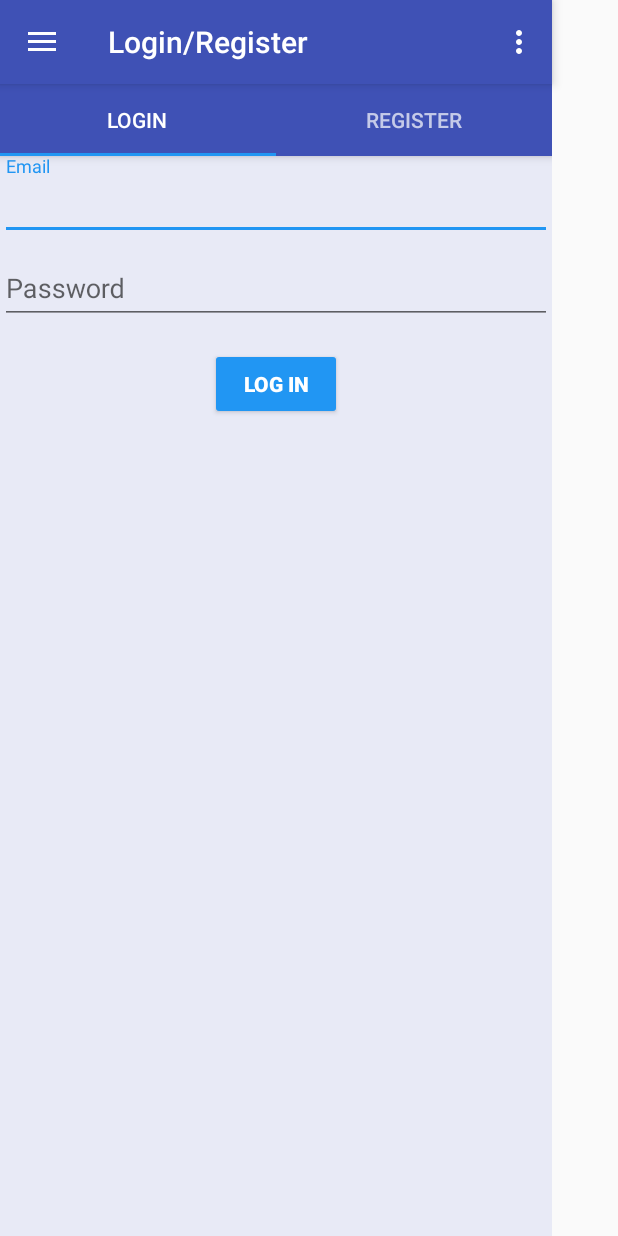
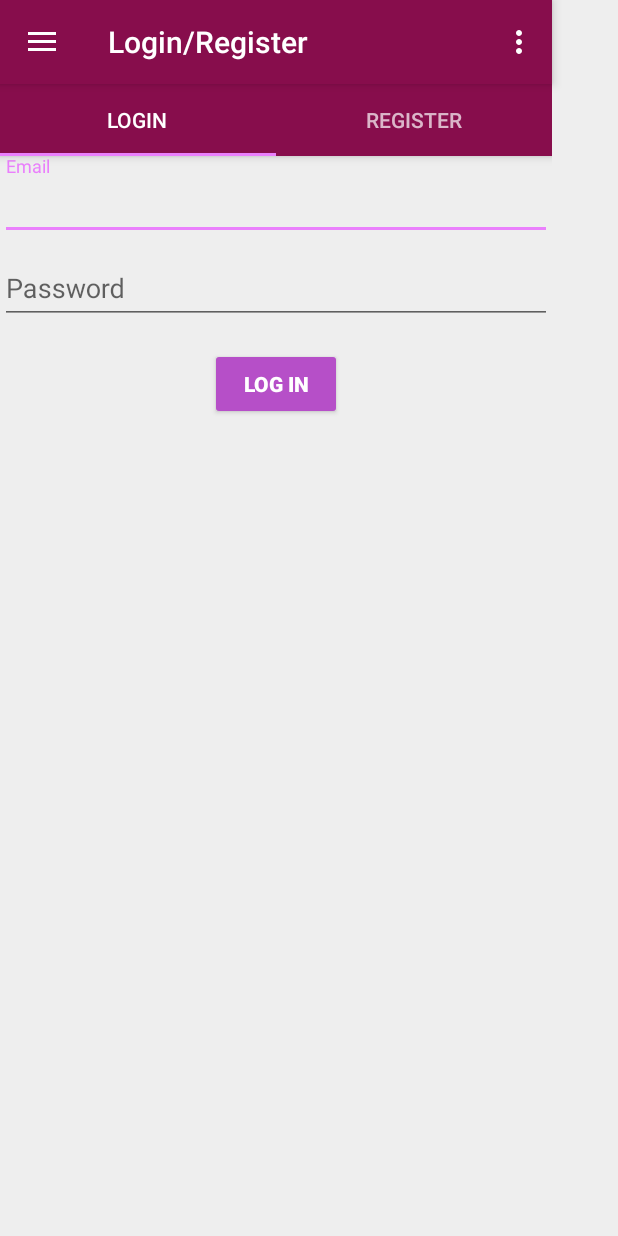
Before and after one commit to ThatStartupConcept/MyRoommate, an Android app: the fragment ListYourPlaceInfoFragment placed in its activity, after a tap on "LOGIN/REGISTER", on a phone screen of 412 x 824 dp. Run offline under Robolectric (Android 15) with nearby library versions, the phone set to English and light mode, and no system bars; 2 other taps on this screen came first.

Commit message:
Color palette changed and ListYourPlaceFragment spinners updated with material spinners

```diff
--- a/app/src/main/res/drawable/side_nav_bar.xml
+++ b/app/src/main/res/drawable/side_nav_bar.xml
@@ -4,6 +4,6 @@
         android:angle="135"
         android:centerColor="@color/colorPrimary"
         android:endColor="@color/colorPrimaryDark"
-        android:startColor="@color/colorAccent"
+        android:startColor="@color/colorPrimaryLight"
         android:type="linear" />
 </shape>
--- a/app/src/main/res/layout/fragment_list_your_place_info.xml
+++ b/app/src/main/res/layout/fragment_list_your_place_info.xml
@@ -36,8 +36,7 @@
         android:layout_width="wrap_content"
         android:layout_height="wrap_content"
         android:layout_gravity="center_horizontal"
-        style="@style/Widget.AppCompat.Button.Colored"
-        android:theme="@style/BlueButton"
+        android:theme="@style/CustomButton"
         android:padding="8dp"
         android:text="LIST YOUR PLACE NOW"
         android:layout_weight="0.04" />
@@ -60,7 +59,6 @@
         android:layout_height="wrap_content"
         android:layout_gravity="center_horizontal"
         android:layout_weight="0.03"
-        style="@style/Widget.AppCompat.Button.Colored"
-        android:theme="@style/BlueButton"
+        android:theme="@style/CustomButton"
         android:text="F.A.Q." />
 </LinearLayout>
--- a/app/src/main/res/layout/fragment_login.xml
+++ b/app/src/main/res/layout/fragment_login.xml
@@ -43,13 +43,13 @@
 
     <Button
         android:id="@+id/email_login_button"
-        style="@style/Widget.AppCompat.Button.Colored"
-        android:theme="@style/BlueButton"
         android:layout_width="wrap_content"
         android:layout_height="wrap_content"
         android:layout_gravity="center_horizontal"
         android:layout_marginTop="16dp"
+        android:enabled="true"
         android:text="@string/action_log_in"
-        android:textStyle="bold" />
+        android:textStyle="bold"
+        android:theme="@style/CustomButton" />
 
 </LinearLayout>
--- a/app/src/main/res/layout/fragment_register.xml
+++ b/app/src/main/res/layout/fragment_register.xml
@@ -75,8 +75,7 @@
 
     <Button
         android:id="@+id/email_register_button"
-        style="@style/Widget.AppCompat.Button.Colored"
-        android:theme="@style/BlueButton"
+        android:theme="@style/CustomButton"
         android:layout_width="wrap_content"
         android:layout_height="wrap_content"
         android:layout_gravity="center_horizontal"
--- a/app/src/main/res/layout/homescreen_content_main.xml
+++ b/app/src/main/res/layout/homescreen_content_main.xml
@@ -4,7 +4,6 @@
     xmlns:tools="http://schemas.android.com/tools"
     android:layout_width="match_parent"
     android:layout_height="match_parent"
-    android:background="@android:color/background_light"
     android:fitsSystemWindows="false">
 
 
@@ -57,7 +56,6 @@
             android:id="@+id/textView2"
             android:layout_width="match_parent"
             android:layout_height="wrap_content"
-            android:background="@color/window_background"
             android:text="@string/blah_blah" />
     </android.support.v4.widget.NestedScrollView>
 </android.support.design.widget.CoordinatorLayout>
--- a/app/src/main/res/layout/nav_header_main.xml
+++ b/app/src/main/res/layout/nav_header_main.xml
@@ -38,8 +38,7 @@
         android:id="@+id/nav_header_button"
         android:layout_width="wrap_content"
         android:layout_height="wrap_content"
-        style="@style/Widget.AppCompat.Button.Colored"
-        android:theme="@style/BlueButton"
+        android:theme="@style/CustomButton"
         android:layout_alignParentBottom="true"
         android:layout_centerHorizontal="true"
         android:layout_centerVertical="false"
--- a/app/src/main/res/values-v21/styles.xml
+++ b/app/src/main/res/values-v21/styles.xml
@@ -2,19 +2,28 @@
 
 <resources>
 
-    <style name="MyMaterialTheme" parent="MyMaterialTheme.Base">
-        <item name="android:windowContentTransitions">true</item>
-        <item name="android:windowAllowEnterTransitionOverlap">true</item>
-        <item name="android:windowAllowReturnTransitionOverlap">true</item>
-        <item name="android:windowSharedElementEnterTransition">@android:transition/move</item>
-        <item name="android:windowSharedElementExitTransition">@android:transition/move</item>
+
+
+    !-- Base application theme. -->
+    <style name="AppTheme" parent="Theme.AppCompat.Light.DarkActionBar">
+        <!-- Customize your theme here. -->
+        <item name="colorPrimary">@color/colorPrimary</item>
+        <item name="colorPrimaryDark">@color/colorPrimaryDark</item>
+        <item name="colorAccent">@color/colorSecondary</item>
+        <item name="android:windowBackground">@color/window_background</item>
+
     </style>
 
-    <style name="AppTheme.NoActionBar">
+    <style name="AppTheme.NoActionBar" parent="AppTheme">
         <item name="windowActionBar">false</item>
         <item name="windowNoTitle">true</item>
         <item name="android:windowDrawsSystemBarBackgrounds">true</item>
         <item name="android:statusBarColor">@android:color/transparent</item>
     </style>
 
+    <style name="CustomButton" parent="Widget.AppCompat.Button.Colored">
+        <item name="android:textColor">@android:color/white</item>
+        <item name="colorButtonNormal">@color/colorSecondaryDark</item>
+    </style>
+
 </resources>
--- a/app/src/main/res/values/colors.xml
+++ b/app/src/main/res/values/colors.xml
@@ -1,9 +1,13 @@
 <?xml version="1.0" encoding="utf-8"?>
 <resources>
-    <color name="colorPrimary">#3F51B5</color>
-    <color name="colorPrimaryDark">#303F9F</color>
+    <color name="colorPrimary">#870d4c</color>
+    <color name="colorPrimaryDark">#550024</color>
+    <color name="colorPrimaryLight">#bb4678</color>
+    <color name="colorSecondary">#ea80fc</color>
+    <color name="colorSecondaryDark">#b64fc8</color>
+    <color name="colorSecondaryLight">#ffb2ff</color>
     <color name="navigationBarColor">#000000</color>
-    <color name="colorAccent">#2196f3</color>
-    <color name="window_background">#e8eaf6</color>
+    <color name="colorAccent">#ea80fc</color>
+    <color name="window_background">#eeeeee</color>
     <color name="colorError">#F44336</color>
 </resources>
--- a/app/src/main/res/values/strings.xml
+++ b/app/src/main/res/values/strings.xml
@@ -1,5 +1,5 @@
 <resources>
-    <string name="app_name">Mera Kamraa</string>
+    <string name="app_name">MeraKamraa</string>
 
     <string name="navigation_drawer_open">Open navigation drawer</string>
     <string name="navigation_drawer_close">Close navigation drawer</string>
--- a/app/src/main/res/values/styles.xml
+++ b/app/src/main/res/values/styles.xml
@@ -5,7 +5,8 @@
         <!-- Customize your theme here. -->
         <item name="colorPrimary">@color/colorPrimary</item>
         <item name="colorPrimaryDark">@color/colorPrimaryDark</item>
-        <item name="colorAccent">@color/colorAccent</item>
+        <item name="colorAccent">@color/colorSecondary</item>
+        <item name="android:windowBackground">@color/window_background</item>
 
     </style>
 
@@ -14,26 +15,16 @@
         <item name="windowNoTitle">true</item>
     </style>
 
-    <style name="MyMaterialTheme" parent="MyMaterialTheme.Base">
-
+    <style name="CustomButton" parent="Widget.AppCompat.Button.Colored">
+        <item name="android:textColor">@android:color/white</item>
+        <item name="colorButtonNormal">@color/colorSecondaryDark</item>
     </style>
 
-    <style name="MyMaterialTheme.Base" parent="Theme.AppCompat.Light.DarkActionBar">
-        <item name="windowNoTitle">true</item>
-        <item name="windowActionBar">false</item>
-        <item name="colorPrimary">@color/colorPrimary</item>
-        <item name="colorPrimaryDark">@color/colorPrimaryDark</item>
-        <item name="colorAccent">@color/colorAccent</item>
-    </style>
+
 
     <style name="AppTheme.AppBarOverlay" parent="ThemeOverlay.AppCompat.Dark.ActionBar" />
 
     <style name="AppTheme.PopupOverlay" parent="ThemeOverlay.AppCompat.Dark" />
 
-    <style name="BlueButton" parent="ThemeOverlay.AppCompat.Light">
-        <item name="colorButtonNormal">@color/colorPrimary</item>
-        <item name="android:colorAccent">@color/colorAccent</item>
-        <item name="android:textColor">@android:color/white</item>
-    </style>
 
 </resources>
```
Also changed, not shown: app/src/main/java/com/myroommate/myroommate/FindAPlaceFragment.java (+3 -14 lines), app/src/main/java/com/myroommate/myroommate/ListYourPlaceFragment.java (+28 -58 lines), app/src/main/res/layout/fragment_find_a_place.xml (+6 -9 lines), app/src/main/res/layout/fragment_list_your_place.xml (+39 -12 lines), app/src/main/res/layout/custom_spinner_dropdown_layout.xml (renamed from app/src/main/res/layout/custom_spinner_layout.xml).
